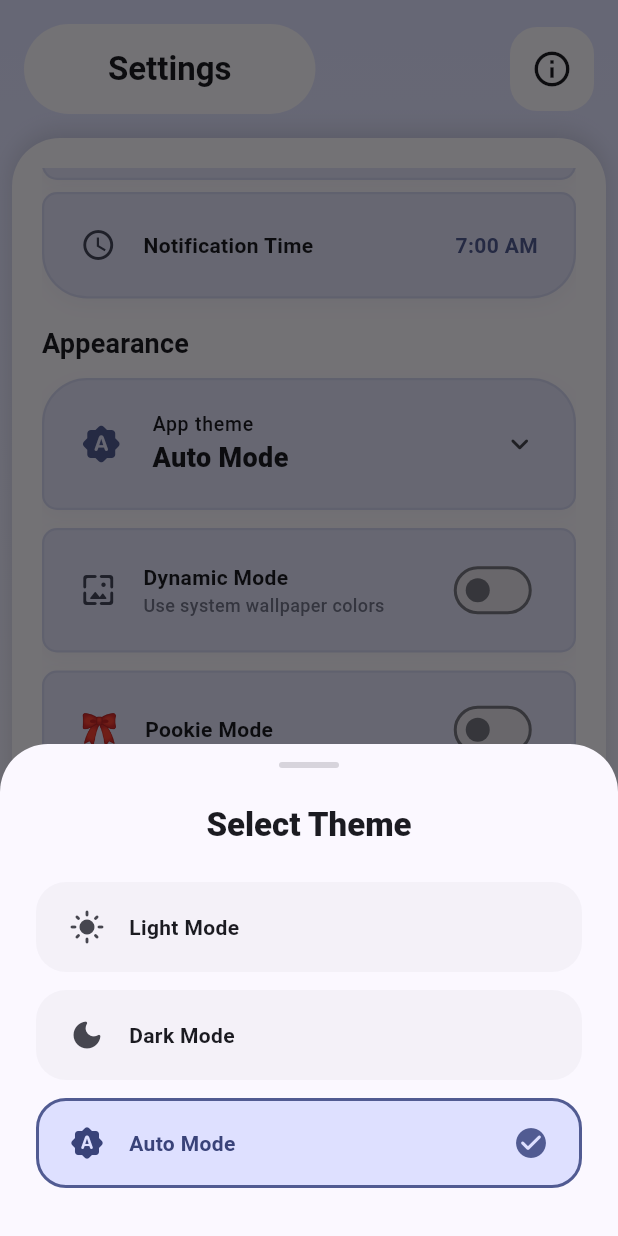
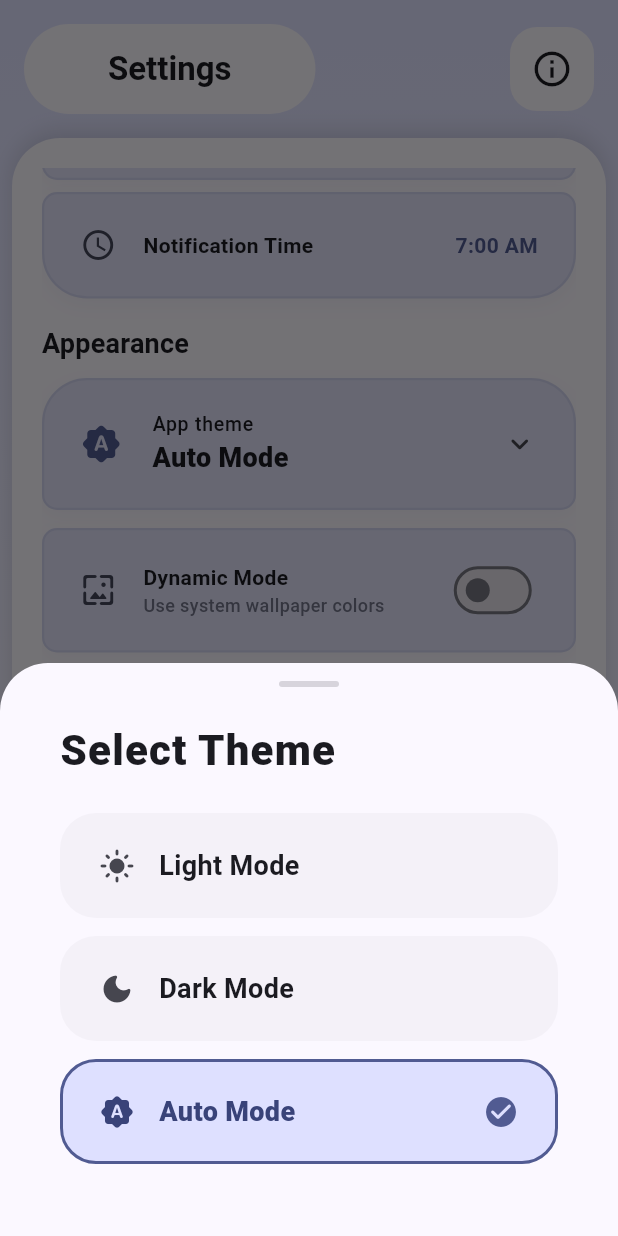
Before and after one commit to DustBytesBack/Ditch-Perfect, a Flutter app: the SettingsPage screen opened directly, scrolled down 576 dp, after a tap on "App theme", on a phone screen of 412 x 824 dp. Run offline on Flutter 3.47's test engine with Material 3 defaults, Android fonts, the phone set to English and light mode, and no system bars; drawn by our look-alikes of dynamic_color; our stand-ins replace cloud_firestore, connectivity_plus, file_picker, firebase_core, flutter_local_notifications, flutter_markdown_plus and 5 more; accounts and stored records are empty; generated files the repository leaves out were written again; network calls fail; Roboto replaces fonts that are missing (RobotoFlex).

Commit message:
style: bottom sheet in settings page

```diff
--- a/lib/screens/settings_page.dart
+++ b/lib/screens/settings_page.dart
@@ -1647,7 +1647,7 @@ class _SettingsPageState extends State<SettingsPage> {
           color: isAbsolute ? scheme.surfaceContainerHigh : scheme.surface,
           borderRadius: const BorderRadius.vertical(top: Radius.circular(32)),
         ),
-        padding: const EdgeInsets.fromLTRB(24, 12, 24, 32),
+        padding: const EdgeInsets.fromLTRB(40, 12, 40, 48),
         child: Column(
           mainAxisSize: MainAxisSize.min,
           children: [
@@ -1660,11 +1660,17 @@ class _SettingsPageState extends State<SettingsPage> {
               ),
             ),
             const SizedBox(height: 24),
-            Text(
-              "Select Theme",
-              style: Theme.of(
-                context,
-              ).textTheme.titleLarge?.copyWith(fontWeight: FontWeight.w800),
+            Align(
+              alignment: Alignment.centerLeft,
+              child: Text(
+                "Select Theme",
+                style: Theme.of(context).textTheme.headlineMedium?.copyWith(
+                  fontWeight: FontWeight.w900,
+                  color: scheme.onSurface,
+                  fontSize: 28,
+                  letterSpacing: 0.8,
+                ),
+              ),
             ),
             const SizedBox(height: 24),
             _buildThemeOption(
@@ -1723,14 +1729,14 @@ class _SettingsPageState extends State<SettingsPage> {
       borderRadius: BorderRadius.circular(20),
       child: AnimatedContainer(
         duration: const Duration(milliseconds: 200),
-        padding: const EdgeInsets.symmetric(horizontal: 20, vertical: 16),
+        padding: const EdgeInsets.symmetric(horizontal: 24, vertical: 20),
         decoration: BoxDecoration(
           color: selected
               ? scheme.primaryContainer
               : (isAbsolute
                     ? scheme.surfaceContainer
                     : scheme.surfaceContainerHighest.withValues(alpha: 0.3)),
-          borderRadius: BorderRadius.circular(20),
+          borderRadius: BorderRadius.circular(24),
           border: Border.all(
             color: selected ? scheme.primary : Colors.transparent,
             width: 2,
@@ -1749,7 +1755,8 @@ class _SettingsPageState extends State<SettingsPage> {
               child: Text(
                 title,
                 style: TextStyle(
-                  fontWeight: selected ? FontWeight.bold : FontWeight.w600,
+                  fontWeight: selected ? FontWeight.w900 : FontWeight.w700,
+                  fontSize: 18,
                   color: selected
                       ? scheme.onPrimaryContainer
                       : scheme.onSurface,
```
